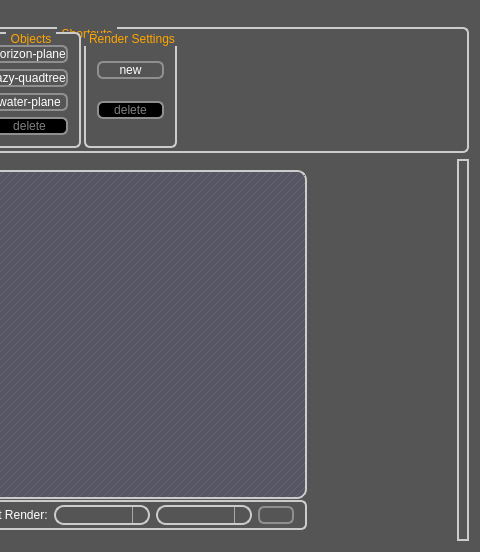
phresnel/picogen, file qt-frontend/SimplexGui/mainwindow.ui: the form before one commit; both pictures show x 310 to 790 and y 0 to 552 of the 790 by 552 pixel window.
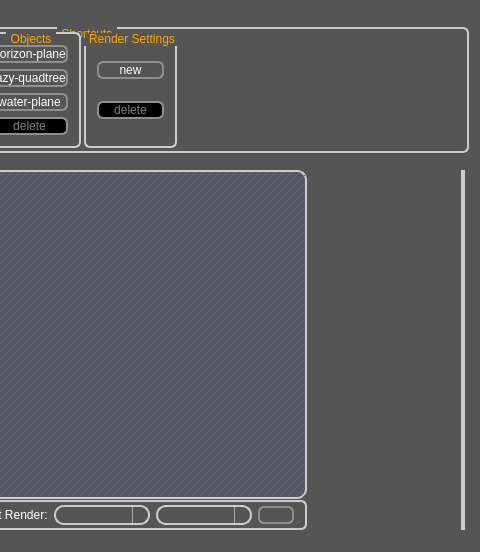
The form after the commit. Icons and pictures are not drawn. Custom widgets are drawn as their Qt base class.

Diff of the .ui file:
```diff
--- a/qt-frontend/SimplexGui/mainwindow.ui
+++ b/qt-frontend/SimplexGui/mainwindow.ui
@@ -610,29 +610,34 @@
         </size>
        </property>
       </widget>
-      <widget class="QFrame" name="helpFrame">
-       <layout class="QHBoxLayout" name="horizontalLayout_4">
-        <property name="spacing">
-         <number>0</number>
-        </property>
+      <widget class="QWidget" name="verticalLayoutWidget_3">
+       <layout class="QVBoxLayout" name="verticalLayout_4">
         <property name="leftMargin">
          <number>4</number>
         </property>
-        <property name="topMargin">
-         <number>1</number>
-        </property>
         <property name="rightMargin">
          <number>4</number>
         </property>
         <item>
+         <widget class="QFrame" name="helpFrame">
+          <property name="frameShape">
+           <enum>QFrame::StyledPanel</enum>
+          </property>
+          <property name="frameShadow">
+           <enum>QFrame::Raised</enum>
+          </property>
          <layout class="QVBoxLayout" name="verticalLayout">
           <property name="spacing">
            <number>0</number>
           </property>
+           <property name="margin">
+            <number>0</number>
+           </property>
           <item>
            <widget class="PicohelpBrowser" name="widget" native="true"/>
           </item>
          </layout>
+         </widget>
         </item>
        </layout>
       </widget>
```
Lines whose indentation alone changed are shown as unchanged.
